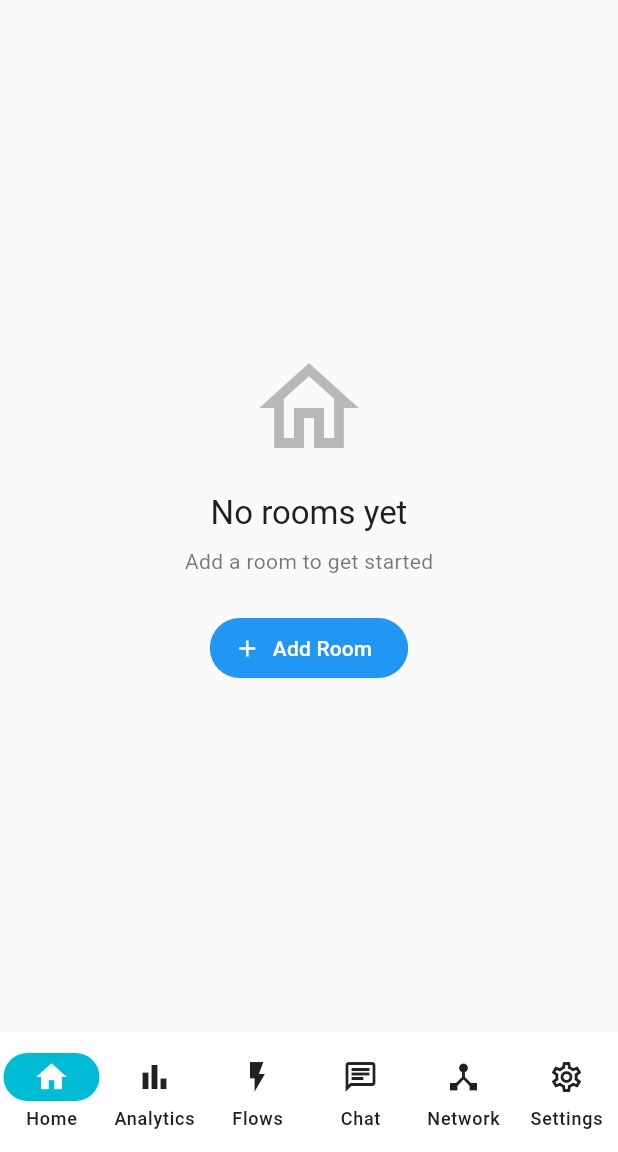
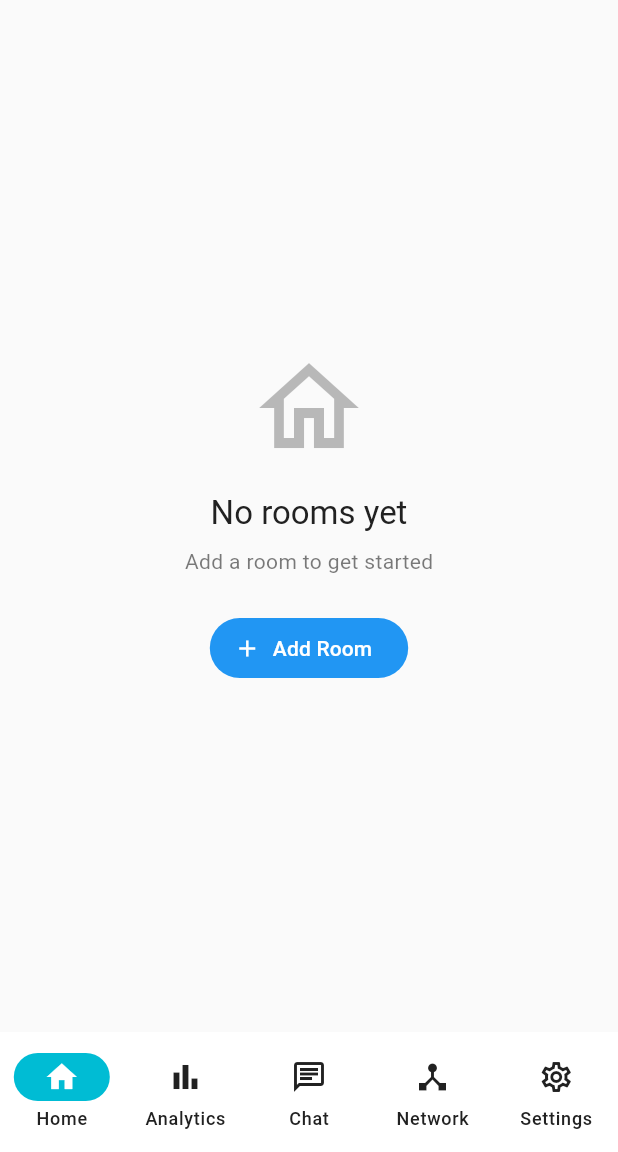
Before and after one commit to yokeshmuthuk/CS7NS2_Internet_of_Things, a Flutter app: the screen it shows after launch, on a phone screen of 412 x 824 dp, the part 84-1236 px from its top. Run offline on Flutter 3.47's test engine with Material 3 defaults, Android fonts, the phone set to English and light mode, and no system bars; our stand-ins replace fl_chart, google_generative_ai, shared_preferences; missing offline and left inert: mqtt_client; accounts and stored records are empty; network calls fail.

Commit message:
app bug fixes

```diff
--- a/lib/presentation/screens/main/main_screen.dart
+++ b/lib/presentation/screens/main/main_screen.dart
@@ -9,7 +9,6 @@ import '../../providers/network_provider.dart';
 import '../analytics/analytics_screen.dart';
 import '../chat/chat_screen.dart';
 import '../dashboard/dashboard_screen.dart';
-import '../flows/flows_screen.dart';
 import '../network/network_screen.dart';
 import '../settings/settings_screen.dart';
 
@@ -25,10 +24,9 @@ class _MainScreenState extends State<MainScreen> {
   final _wsService = WebSocketService();
   StreamSubscription? _wsSub;
 
-  final _screens = const [
+  static const _screens = [
     DashboardScreen(),
     AnalyticsScreen(),
-    FlowsScreen(),
     ChatScreen(),
     NetworkScreen(),
     SettingsScreen(),
@@ -102,11 +100,6 @@ class _MainScreenState extends State<MainScreen> {
                 label: 'Analytics',
               ),
               const NavigationDestination(
-                icon: Icon(Icons.flash_on_outlined),
-                selectedIcon: Icon(Icons.flash_on),
-                label: 'Flows',
-              ),
-              const NavigationDestination(
                 icon: Icon(Icons.chat_outlined),
                 selectedIcon: Icon(Icons.chat),
                 label: 'Chat',
```
